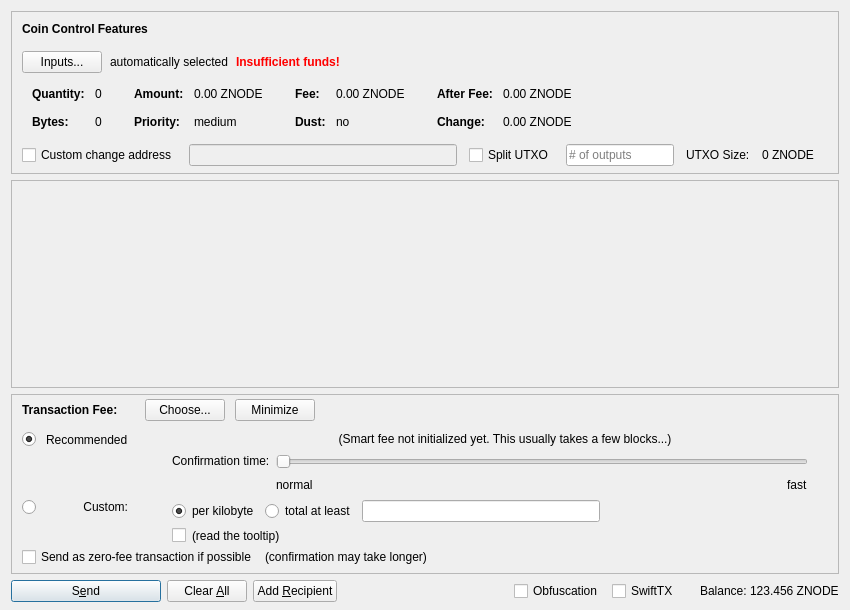
zeronode-project/zeronode, file src/qt/forms/sendcoinsdialog.ui: the form before one commit.
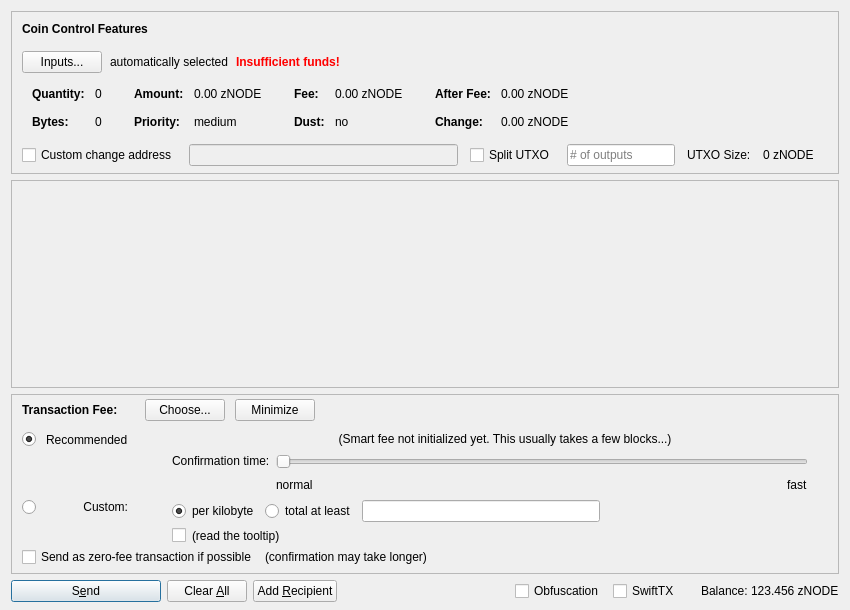
The form after the commit. Icons and pictures are not drawn. Custom widgets are drawn as their Qt base class.

The edit to the form file:
```diff
--- a/src/qt/forms/sendcoinsdialog.ui
+++ b/src/qt/forms/sendcoinsdialog.ui
@@ -324,7 +324,7 @@
                   <enum>Qt::ActionsContextMenu</enum>
                  </property>
                  <property name="text">
-                  <string notr="true">0.00 ZNODE</string>
+                  <string notr="true">0.00 zNODE</string>
                  </property>
                  <property name="textInteractionFlags">
                   <set>Qt::LinksAccessibleByMouse|Qt::TextSelectableByKeyboard|Qt::TextSelectableByMouse</set>
@@ -404,7 +404,7 @@
                   <enum>Qt::ActionsContextMenu</enum>
                  </property>
                  <property name="text">
-                  <string notr="true">0.00 ZNODE</string>
+                  <string notr="true">0.00 zNODE</string>
                  </property>
                  <property name="textInteractionFlags">
                   <set>Qt::LinksAccessibleByMouse|Qt::TextSelectableByKeyboard|Qt::TextSelectableByMouse</set>
@@ -484,7 +484,7 @@
                   <enum>Qt::ActionsContextMenu</enum>
                  </property>
                  <property name="text">
-                  <string notr="true">0.00 ZNODE</string>
+                  <string notr="true">0.00 zNODE</string>
                  </property>
                  <property name="textInteractionFlags">
                   <set>Qt::LinksAccessibleByMouse|Qt::TextSelectableByKeyboard|Qt::TextSelectableByMouse</set>
@@ -513,7 +513,7 @@
                   <enum>Qt::ActionsContextMenu</enum>
                  </property>
                  <property name="text">
-                  <string notr="true">0.00 ZNODE</string>
+                  <string notr="true">0.00 zNODE</string>
                  </property>
                  <property name="textInteractionFlags">
                   <set>Qt::LinksAccessibleByMouse|Qt::TextSelectableByKeyboard|Qt::TextSelectableByMouse</set>
@@ -594,7 +594,7 @@
           <item>
            <widget class="QLabel" name="labelBlockSize">
             <property name="text">
-             <string>0 ZNODE</string>
+             <string>0 zNODE</string>
             </property>
            </widget>
           </item>
@@ -1435,7 +1435,7 @@
           <cursorShape>IBeamCursor</cursorShape>
          </property>
          <property name="text">
-          <string notr="true">123.456 ZNODE</string>
+          <string notr="true">123.456 zNODE</string>
          </property>
          <property name="textInteractionFlags">
           <set>Qt::LinksAccessibleByMouse|Qt::TextSelectableByKeyboard|Qt::TextSelectableByMouse</set>
```
Left out of the diff: 4 changed lines with no effect on the pictures.
